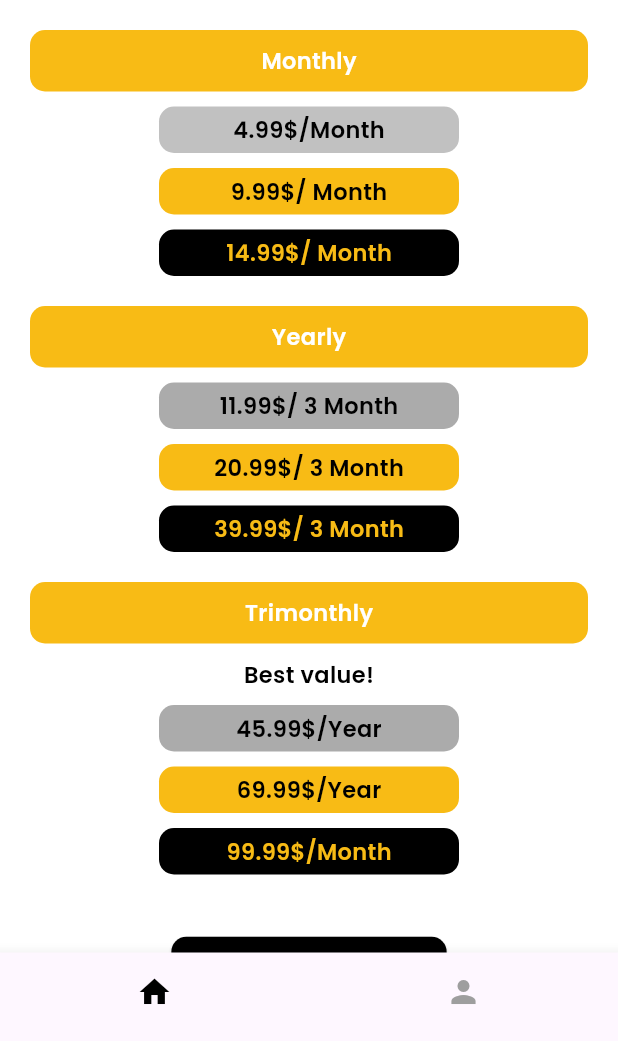
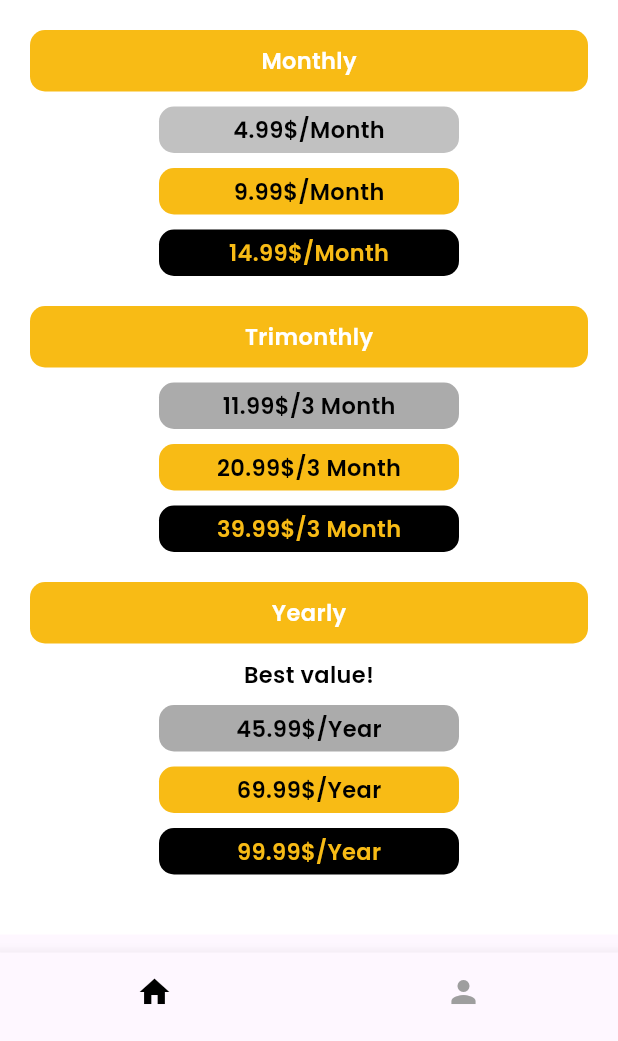
Before and after one commit to amineakhssas/projetlibrary, a Flutter app: the Search1 screen opened directly, after a tap on "See pricing ->", on a phone screen of 412 x 824 dp, the part 195-1236 px from its top. Run offline on Flutter 3.47's test engine with Material 3 defaults, Android fonts, the phone set to English and light mode, and no system bars; our stand-ins replace cloud_firestore, firebase_auth, firebase_core, flutter_svg, google_fonts, google_sign_in; accounts and stored records are empty.

```diff
--- a/lib/main.dart
+++ b/lib/main.dart
@@ -111,6 +111,7 @@ class MyApp extends StatelessWidget {
         //body: Search(),
         // body: Search1(),
         //body: SubscriptionPrices(),
+        //body: payment(),
       ),
     );
   }
--- a/lib/pages/search_1.dart
+++ b/lib/pages/search_1.dart
@@ -1,8 +1,9 @@
 import 'package:flutter/material.dart';
-// ignore: unused_import
-import 'package:flutter_svg/flutter_svg.dart';
 import 'package:google_fonts/google_fonts.dart';
-import 'subscription_prices.dart';
+import 'subscription_prices.dart'; // Import the SubscriptionPrices page
+import 'package:flutter/material.dart';
+import 'package:google_fonts/google_fonts.dart';
+import 'subscription_prices.dart'; // Import the SubscriptionPrices page
 
 class Search1 extends StatelessWidget {
   const Search1({super.key});
@@ -62,7 +63,7 @@ class Search1 extends StatelessWidget {
                     children: [
                       _buildPlanCard(
                           'Essential',
-                          'No adds, free newsletter and more...',
+                          'pre-release access, free newsletter and more...',
                           const Color(0xFFC1C1C1)),
                       const SizedBox(height: 20),
                       _buildPlanCard(
@@ -84,8 +85,7 @@ class Search1 extends StatelessWidget {
                     onPressed: () {
                       Navigator.push(
                         context,
-                        MaterialPageRoute(
-                            builder: (context) => SubscriptionPrices()),
+                        MaterialPageRoute(builder: (context) => const SubscriptionPrices()),
                       );
                     },
                     style: ElevatedButton.styleFrom(
@@ -98,29 +98,6 @@ class Search1 extends StatelessWidget {
                     ),
                     child: Text(
                       'See pricing ->',
-                      style: GoogleFonts.getFont(
-                        'Poppins',
-                        fontWeight: FontWeight.w600,
-                        fontSize: 15,
-                        color: Colors.white,
-                      ),
-                    ),
-                  ),
-                ),
-                const SizedBox(height: 20),
-                Center(
-                  child: ElevatedButton(
-                    onPressed: () {},
-                    style: ElevatedButton.styleFrom(
-                      backgroundColor: Colors.black,
-                      padding: const EdgeInsets.symmetric(
-                          horizontal: 64, vertical: 12),
-                      shape: RoundedRectangleBorder(
-                        borderRadius: BorderRadius.circular(10),
-                      ),
-                    ),
-                    child: Text(
-                      'Submit',
                       style: GoogleFonts.getFont(
                         'Poppins',
                         fontWeight: FontWeight.w600,
--- a/lib/pages/subscription_prices.dart
+++ b/lib/pages/subscription_prices.dart
@@ -1,7 +1,7 @@
 import 'package:flutter/material.dart';
-// ignore: unused_import
-import 'package:flutter_svg/flutter_svg.dart';
+import 'package:flutter_app/pages/payment.dart';
 import 'package:google_fonts/google_fonts.dart';
+import 'package:flutter_app/payment.dart';
 
 class SubscriptionPrices extends StatelessWidget {
   const SubscriptionPrices({super.key});
@@ -47,23 +47,23 @@ class SubscriptionPrices extends StatelessWidget {
                 const SizedBox(height: 20),
                 _buildPlanHeader('Monthly', const Color(0xFFF8BB15)),
                 const SizedBox(height: 10),
-                _buildPlanPrice('4.99\$/Month', const Color(0xFFC1C1C1)),
+                _buildPlanPrice(context, '4.99\$/Month', const Color(0xFFC1C1C1)),
                 const SizedBox(height: 10),
-                _buildPlanPrice('9.99\$/ Month', const Color(0xFFF8BB15)),
+                _buildPlanPrice(context, '9.99\$/Month', const Color(0xFFF8BB15)),
                 const SizedBox(height: 10),
-                _buildPlanPrice('14.99\$/ Month', const Color(0xFF000000),
+                _buildPlanPrice(context, '14.99\$/Month', const Color(0xFF000000),
+                    textColor: const Color(0xFFF8BB15)),
+                const SizedBox(height: 20),
+                _buildPlanHeader('Trimonthly', const Color(0xFFF8BB15)),
+                const SizedBox(height: 10),
+                _buildPlanPrice(context, '11.99\$/3 Month', const Color(0xFFABABAB)),
+                const SizedBox(height: 10),
+                _buildPlanPrice(context, '20.99\$/3 Month', const Color(0xFFF8BB15)),
+                const SizedBox(height: 10),
+                _buildPlanPrice(context, '39.99\$/3 Month', const Color(0xFF000000),
                     textColor: const Color(0xFFF8BB15)),
                 const SizedBox(height: 20),
                 _buildPlanHeader('Yearly', const Color(0xFFF8BB15)),
-                const SizedBox(height: 10),
-                _buildPlanPrice('11.99\$/ 3 Month', const Color(0xFFABABAB)),
-                const SizedBox(height: 10),
-                _buildPlanPrice('20.99\$/ 3 Month', const Color(0xFFF8BB15)),
-                const SizedBox(height: 10),
-                _buildPlanPrice('39.99\$/ 3 Month', const Color(0xFF000000),
-                    textColor: const Color(0xFFF8BB15)),
-                const SizedBox(height: 20),
-                _buildPlanHeader('Trimonthly', const Color(0xFFF8BB15)),
                 const SizedBox(height: 10),
                 Center(
                   child: Text(
@@ -77,34 +77,13 @@ class SubscriptionPrices extends StatelessWidget {
                   ),
                 ),
                 const SizedBox(height: 10),
-                _buildPlanPrice('45.99\$/Year', const Color(0xFFABABAB)),
+                _buildPlanPrice(context, '45.99\$/Year', const Color(0xFFABABAB)),
                 const SizedBox(height: 10),
-                _buildPlanPrice('69.99\$/Year', const Color(0xFFF8BB15)),
+                _buildPlanPrice(context, '69.99\$/Year', const Color(0xFFF8BB15)),
                 const SizedBox(height: 10),
-                _buildPlanPrice('99.99\$/Month', const Color(0xFF000000),
+                _buildPlanPrice(context, '99.99\$/Year', const Color(0xFF000000),
                     textColor: const Color(0xFFF8BB15)),
                 const SizedBox(height: 40),
-                ElevatedButton(
-                  onPressed: () {},
-                  style: ElevatedButton.styleFrom(
-                    backgroundColor: Colors.black,
-                    padding: const EdgeInsets.symmetric(
-                        horizontal: 64, vertical: 12),
-                    shape: RoundedRectangleBorder(
-                      borderRadius: BorderRadius.circular(10),
-                    ),
-                  ),
-                  child: Text(
-                    'Submit',
-                    style: GoogleFonts.getFont(
-                      'Poppins',
-                      fontWeight: FontWeight.w600,
-                      fontSize: 15,
-                      color: Colors.white,
-                    ),
-                  ),
-                ),
-                const SizedBox(height: 20),
               ],
             ),
           ),
@@ -135,9 +114,18 @@ class SubscriptionPrices extends StatelessWidget {
     );
   }
 
-  Widget _buildPlanPrice(String price, Color color,
+  Widget _buildPlanPrice(BuildContext context, String price, Color color,
       {Color textColor = Colors.black}) {
-    return Container(
+    return GestureDetector(
+      onTap: () {
+        Navigator.push(
+          context,
+          MaterialPageRoute(
+            builder: (context) => const PaymentPage(),
+          ),
+        );
+      },
+      child: Container(
         decoration: BoxDecoration(
           color: color,
           borderRadius: BorderRadius.circular(10),
@@ -155,6 +143,7 @@ class SubscriptionPrices extends StatelessWidget {
             ),
           ),
         ),
+      ),
     );
   }
 }
```
Lines whose indentation alone changed are shown as unchanged.
